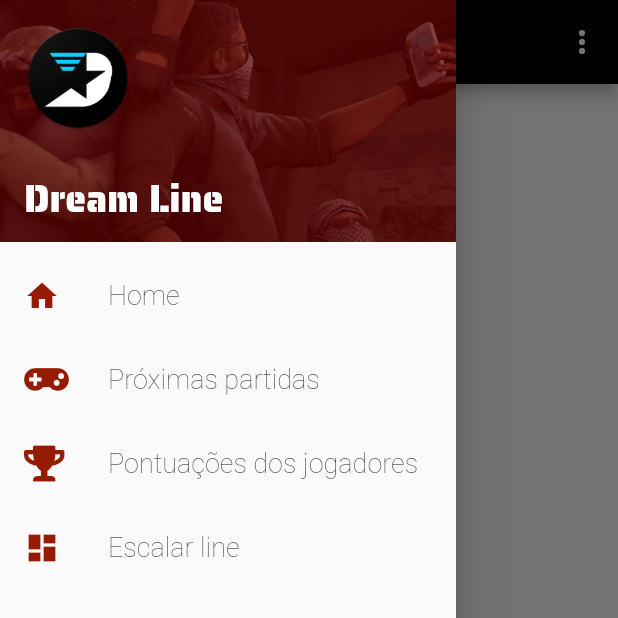
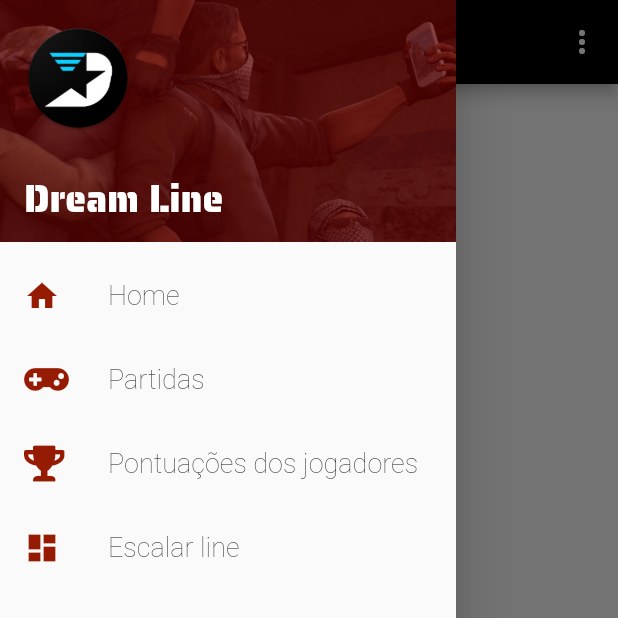
Before and after one commit to marcorozo2702/Dream-Line-Flutter, a Flutter app: the ListaEquipes screen opened directly with empty values, with the side drawer open, on a phone screen of 412 x 824 dp, the top half of it. Run offline on Flutter 3.47's test engine with Material 2 defaults, Android fonts, the phone set to English and light mode, and no system bars; our stand-ins replace flutter_local_notifications, font_awesome_flutter, sqflite; missing offline and left inert: onesignal_flutter; accounts and stored records are empty; network calls fail.

Commit message:
Alteração de style

```diff
--- a/lib/ui/Escalacao.dart
+++ b/lib/ui/Escalacao.dart
@@ -105,6 +105,7 @@ class _EscalacaoState extends State<Escalacao> {
             color: Colors.white,
             child: ListView(
               children: <Widget>[
+                SizedBox(height: 20,),
                 Row(
                   crossAxisAlignment: CrossAxisAlignment.center,
                   mainAxisAlignment: MainAxisAlignment.center,
--- a/lib/ui/Menu.dart
+++ b/lib/ui/Menu.dart
@@ -80,7 +80,7 @@ class _MenuState extends State<Menu> {
               FontAwesomeIcons.gamepad,
               color: Color(0x961b03).withOpacity(1),
             ),
-            title: Text('Próximas partidas', style: TextStyle(fontSize: 18, fontWeight: FontWeight.w200)),
+            title: Text('Partidas', style: TextStyle(fontSize: 18, fontWeight: FontWeight.w200)),
             onTap: () async {
               String logado = await helperLog.getLogado();
 
```
Also changed, not shown: pubspec.lock.
